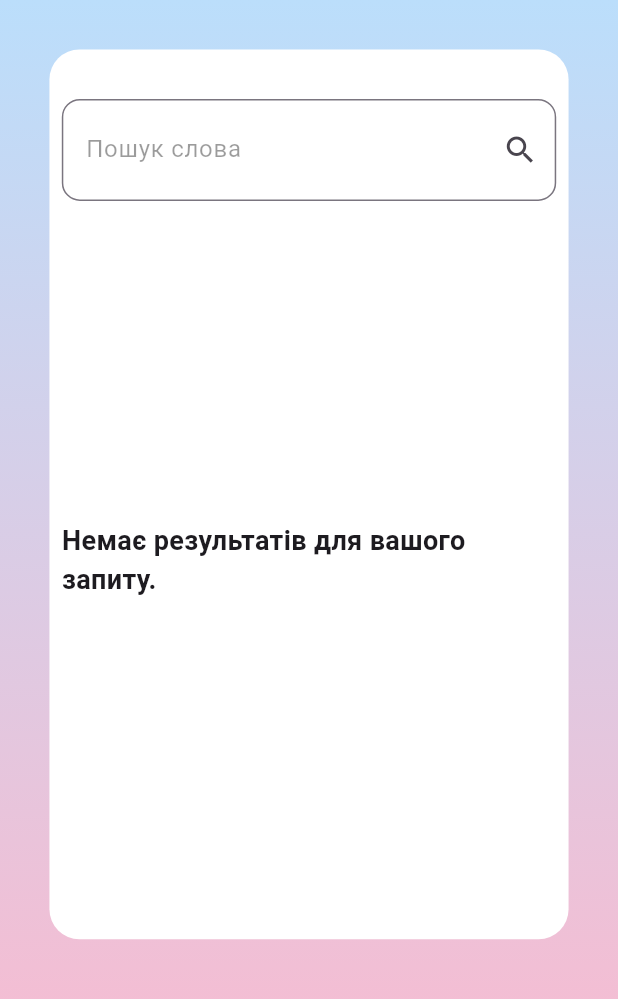
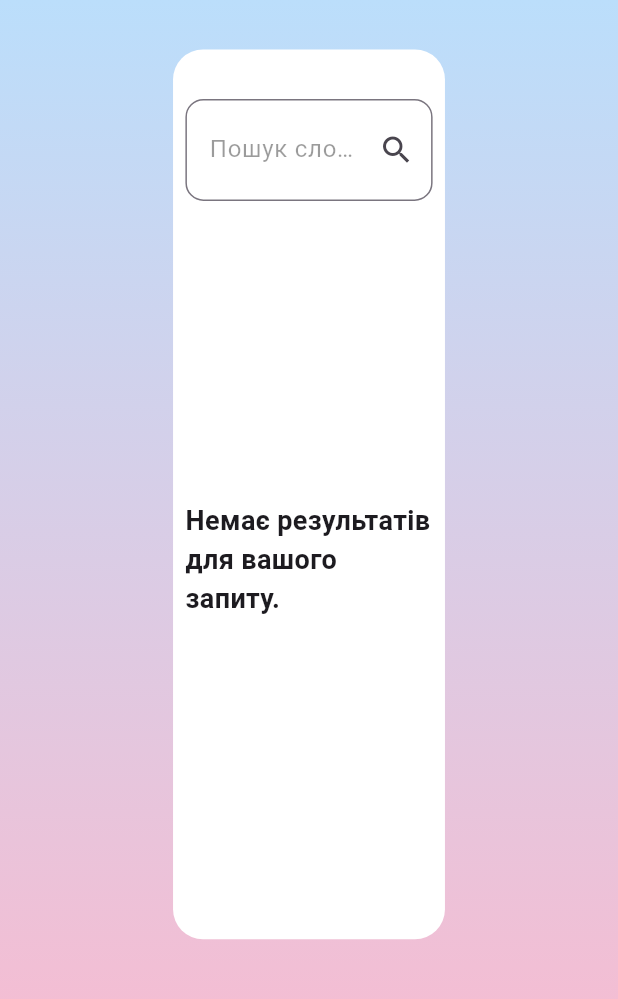
Before and after one commit to horlann/morfology_finder, a Flutter app: the HomeScreen screen opened by its route, tab 2 chosen, on a phone screen of 412 x 824 dp, the part 144-1143 px from its top. Run offline on Flutter 3.47's test engine with Material 3 defaults, Android fonts, the phone set to English and light mode, and no system bars; our stand-ins replace auto_route, drift, equatable, flutter_bloc, google_fonts; accounts and stored records are empty; generated files the repository leaves out were written again; project files that could hold a hidden picture were left out.

Commit message:
added design fix

```diff
--- a/lib/core/router/router.dart
+++ b/lib/core/router/router.dart
@@ -1,9 +1,9 @@
 import 'package:flutter/material.dart';
 
 import 'package:auto_route/auto_route.dart';
-import 'package:flutter_web_worker_example/core/db/db.dart';
+
 import 'package:flutter_web_worker_example/features/home/view/home_screen.dart';
-import 'package:flutter_web_worker_example/features/introduce/view/introduce_screen.dart';
+import 'package:flutter_web_worker_example/features/introduce/view/title_screen.dart';
 import 'package:flutter_web_worker_example/features/main/view/main_screen.dart';
 import 'package:flutter_web_worker_example/features/spreadsheet/view/spreadsheet_screen.dart';
 import 'package:flutter_web_worker_example/features/word_details/view/word_details_screen.dart';
--- a/lib/features/home/view/home_screen.dart
+++ b/lib/features/home/view/home_screen.dart
@@ -20,9 +20,7 @@
   @override
   Widget build(BuildContext context) {
     final screenWidth = MediaQuery.sizeOf(context).width;
-    debugPrint(screenWidth.toString());
     final screenHeight = MediaQuery.sizeOf(context).height;
-    debugPrint(screenHeight.toString());
     final tabWidth = screenWidth * 0.12;
 
     return Scaffold(
@@ -32,7 +30,7 @@
         width: screenWidth,
         height: screenHeight,
         decoration: BoxDecoration(
-          color: Colors.blue.shade100,
+          color: Color(0xFFB3D9FF),
         ),
         child: DefaultTabController(
           length: 3,
--- a/lib/features/main/view/main_screen.dart
+++ b/lib/features/main/view/main_screen.dart
@@ -25,7 +25,7 @@
               gradient: LinearGradient(
                 begin: Alignment.topCenter,
                 end: Alignment.bottomCenter,
-                colors: [Colors.blue.shade100, Colors.pink.shade100],
+                colors: [Color(0xFFB3D9FF), Color(0xFFF8AFC3)],
               ),
             ),
           ),
--- a/lib/features/spreadsheet/view/spreadsheet_screen.dart
+++ b/lib/features/spreadsheet/view/spreadsheet_screen.dart
@@ -34,7 +34,7 @@
               gradient: LinearGradient(
                 begin: Alignment.topCenter,
                 end: Alignment.bottomCenter,
-                colors: [Colors.blue.shade100, Colors.pink.shade100],
+                colors: [Color(0xFFB3D9FF), Color(0xFFF8AFC3)],
               ),
             ),
           ),
--- a/lib/features/word_search/view/word_search_screen.dart
+++ b/lib/features/word_search/view/word_search_screen.dart
@@ -51,7 +51,7 @@
               alignment: Alignment.topCenter,
               child: Padding(
                 padding: EdgeInsets.symmetric(
-                  horizontal: screenWidth * 0.04,
+                  horizontal: screenWidth * 0.28,
                   vertical: screenHeight * 0.04,
                 ),
                 child: Container(
```
Also changed, not shown: lib/features/introduce/view/title_screen.dart (renamed from lib/features/introduce/view/introduce_screen.dart, +4 -4 lines), lib/features/word_details/view/word_details_screen.dart (+4 -4 lines), lib/core/router/router.gr.dart.
